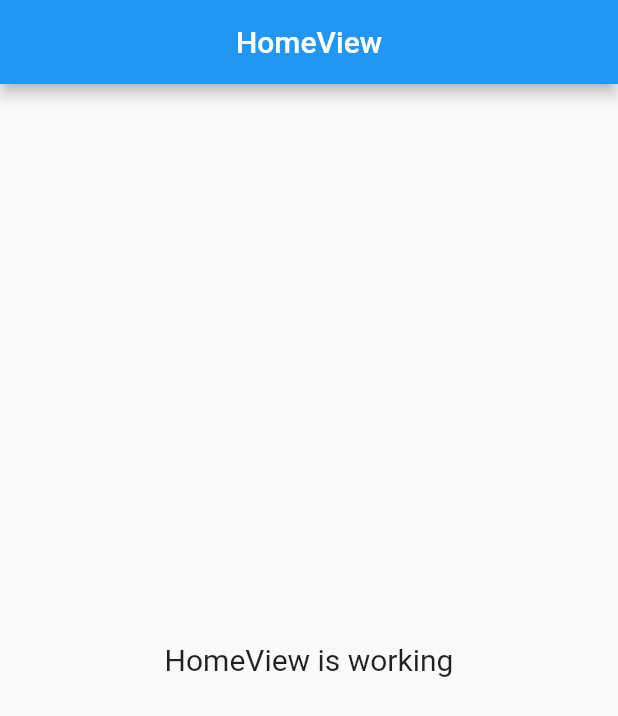
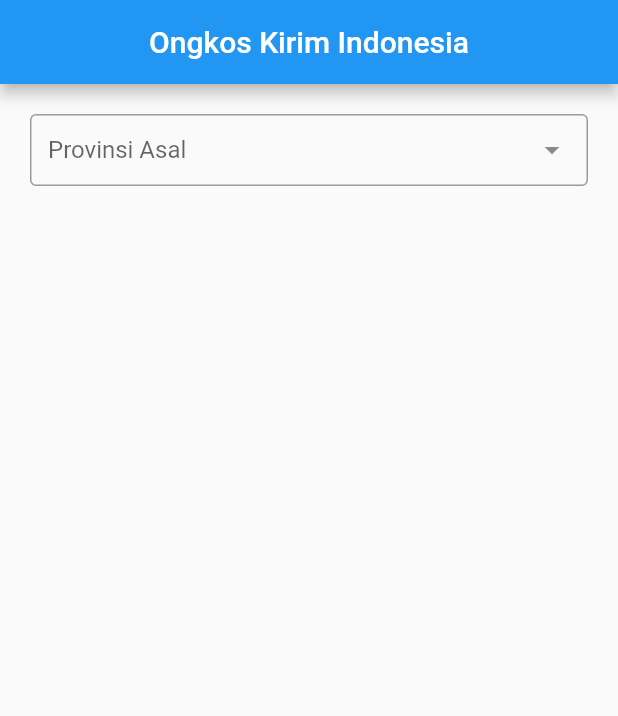
Before and after one commit to ceedadev/FlutterOngkir, a Flutter app: the screen it shows after launch, on a phone screen of 412 x 824 dp. Shown: the top 716 px of the screen. Run offline on Flutter 3.47's test engine with Material 2 defaults, Android fonts, the phone set to English and light mode, and no system bars; drawn by our look-alikes of dropdown_search; our stand-ins replace get.

Commit message:
before implement dropdown search request

```diff
--- /dev/null
+++ b/asset/models/province.json
@@ -0,0 +1,4 @@
+{
+    "province_id": "12",
+    "province": "Kalimantan Barat"
+ }
--- a/lib/app/modules/home/views/home_view.dart
+++ b/lib/app/modules/home/views/home_view.dart
@@ -1,3 +1,4 @@
+import 'package:dropdown_search/dropdown_search.dart';
 import 'package:flutter/material.dart';
 
 import 'package:get/get.dart';
@@ -8,16 +9,38 @@ class HomeView extends GetView<HomeController> {
   @override
   Widget build(BuildContext context) {
     return Scaffold(
-      appBar: AppBar(
-        title: Text('HomeView'),
-        centerTitle: true,
-      ),
-      body: Center(
-        child: Text(
-          'HomeView is working',
-          style: TextStyle(fontSize: 20),
+        appBar: AppBar(
+          title: Text('Ongkos Kirim Indonesia'),
+          centerTitle: true,
         ),
-      ),
-    );
+        body: ListView(
+          padding: EdgeInsets.all(20),
+          children: [
+            DropdownSearch<String>(
+              showClearButton: true,
+              showSearchBox: true,
+              mode: Mode.MENU,
+              items: [
+                "Banten",
+                "DKI Jakarta",
+                "Jawa Barat",
+                "Jawa Tengah",
+                "Jawa Timur"
+              ],
+              label: "Provinsi Asal",
+              hint: "Pilih Provinsi Asal",
+              onChanged: (value) => print(value),
+              searchBoxDecoration: InputDecoration(
+                contentPadding:
+                    EdgeInsets.symmetric(horizontal: 20, vertical: 10),
+                hintText: "Cari Provinsi",
+                prefixIcon: Icon(Icons.search),
+                border: OutlineInputBorder(
+                  borderRadius: BorderRadius.circular(4),
+                ),
+              ),
+            ),
+          ],
+        ));
   }
 }
--- a/lib/main.dart
+++ b/lib/main.dart
@@ -10,6 +10,7 @@ void main() {
       title: "Application",
       initialRoute: AppPages.INITIAL,
       getPages: AppPages.routes,
+      debugShowCheckedModeBanner: false,
     ),
   );
 }
```
Also changed, not shown: lib/app/modules/home/province_model.dart (added, +18 -0 lines), 2 other files.
